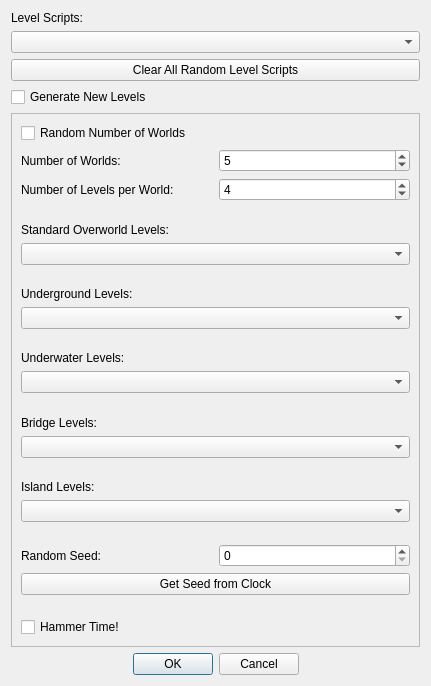
Before: the Qt Designer form SMB1/SMB1_Compliance_To_SMB1/Configure_Level_Form.ui in Coolcord/Level-Headed, drawn with Qt 5.
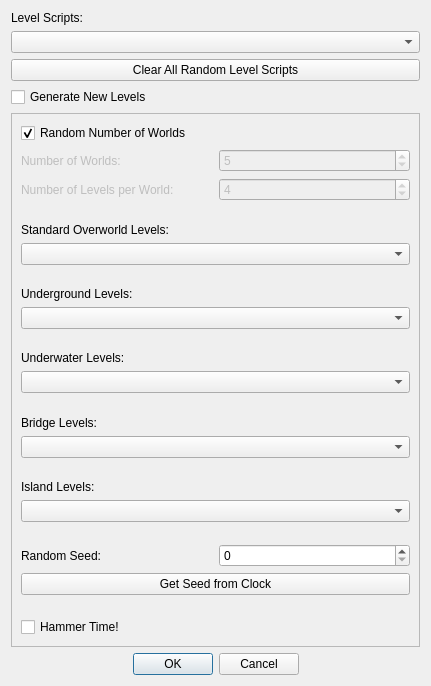
After: the same form once the commit is applied.

Commit message: Random number of worlds is now on by default

Diff of the .ui file:
```diff
--- a/SMB1/SMB1_Compliance_To_SMB1/Configure_Level_Form.ui
+++ b/SMB1/SMB1_Compliance_To_SMB1/Configure_Level_Form.ui
@@ -69,12 +69,18 @@
              <property name="text">
               <string>Random Number of Worlds</string>
              </property>
+             <property name="checked">
+              <bool>true</bool>
+             </property>
             </widget>
            </item>
            <item>
             <layout class="QHBoxLayout" name="layoutNumWorlds">
              <item>
               <widget class="QLabel" name="lblNumWorlds">
+               <property name="enabled">
+                <bool>false</bool>
+               </property>
                <property name="text">
                 <string>Number of Worlds:</string>
                </property>
@@ -82,6 +88,9 @@
              </item>
              <item>
               <widget class="QSpinBox" name="sbNumWorlds">
+               <property name="enabled">
+                <bool>false</bool>
+               </property>
                <property name="minimum">
                 <number>1</number>
                </property>
@@ -100,7 +109,7 @@
              <item>
               <widget class="QLabel" name="lblNumLevelsPerWorld">
                <property name="enabled">
-                <bool>true</bool>
+                <bool>false</bool>
                </property>
                <property name="text">
                 <string>Number of Levels per World: </string>
@@ -110,7 +119,7 @@
              <item>
               <widget class="QSpinBox" name="sbNumLevelsPerWorld">
                <property name="enabled">
-                <bool>true</bool>
+                <bool>false</bool>
                </property>
                <property name="minimum">
                 <number>1</number>
```
The commit also changes 1 other file.
